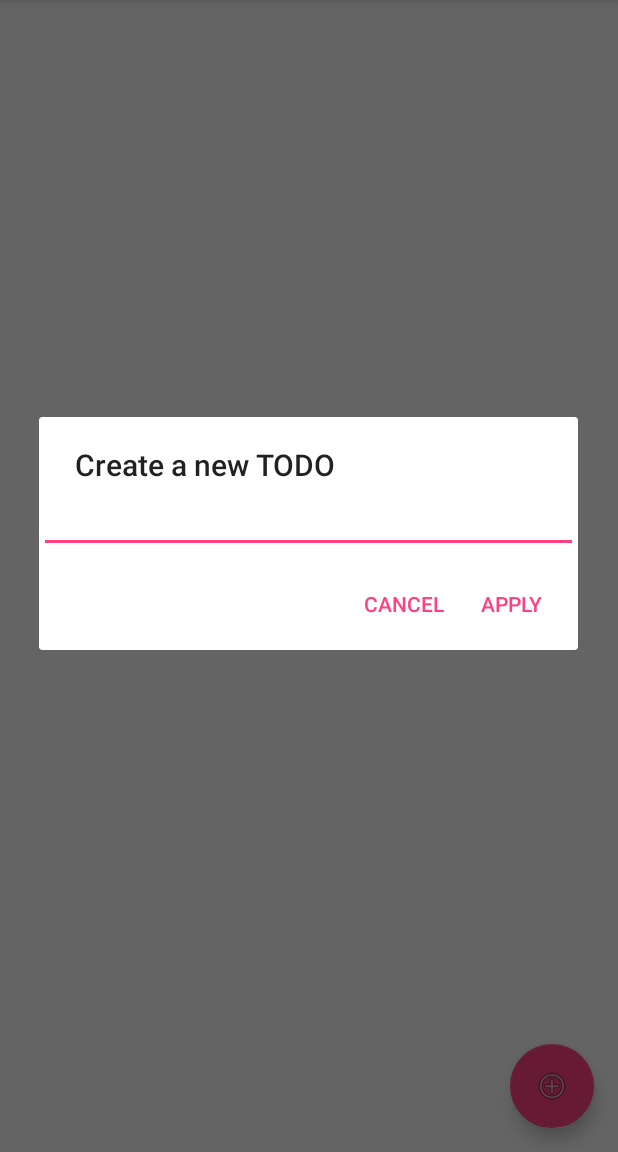
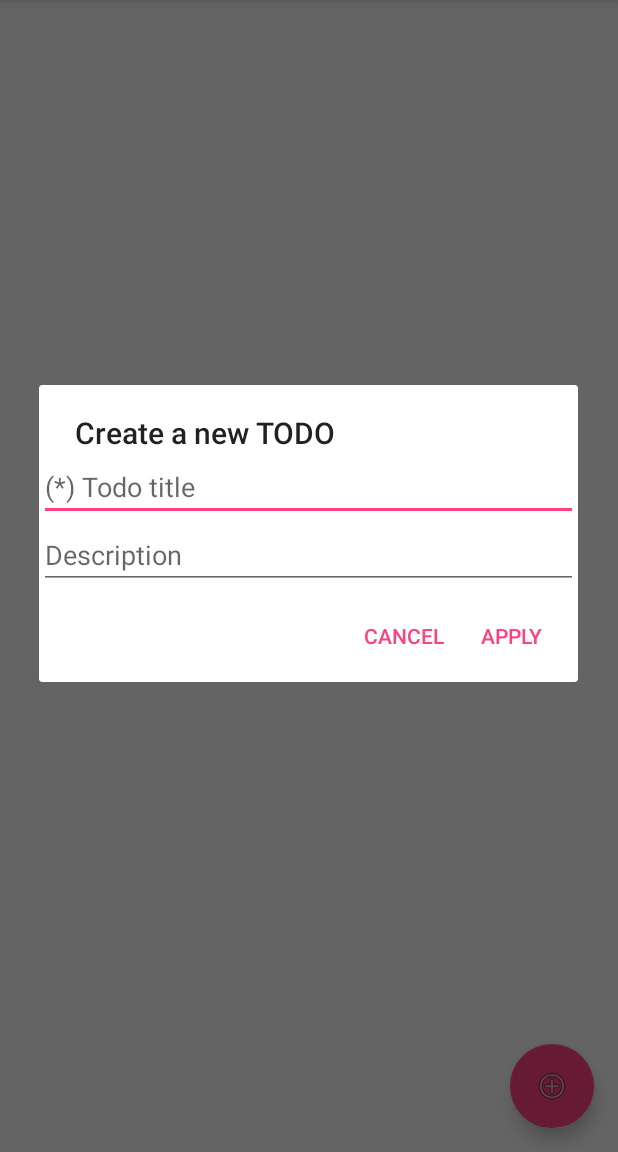
Before and after one commit to Lyukx/QuickTodo, an Android app: the screen it shows after launch (MainActivity), after a tap on an icon or button, on a phone screen of 412 x 824 dp, the part 84-1236 px from its top. Run offline under Robolectric (Android 15) with nearby library versions, the phone set to English and light mode, and no system bars.

Commit message:
add features description can be added

```diff
--- a/app/src/main/java/jp/ac/titech/itpro/sdl/powertodo/MainActivity.java
+++ b/app/src/main/java/jp/ac/titech/itpro/sdl/powertodo/MainActivity.java
@@ -9,6 +9,7 @@ import android.support.v7.app.AlertDialog;
 import android.support.v7.widget.DefaultItemAnimator;
 import android.support.v7.widget.LinearLayoutManager;
 import android.support.v7.widget.RecyclerView;
+import android.view.LayoutInflater;
 import android.view.View;
 import android.support.design.widget.NavigationView;
 import android.support.v4.view.GravityCompat;
@@ -19,6 +20,7 @@ import android.support.v7.widget.Toolbar;
 import android.view.Menu;
 import android.view.MenuItem;
 import android.widget.EditText;
+import android.widget.Toast;
 
 import java.util.ArrayList;
 import java.util.List;
@@ -43,15 +45,23 @@ public class MainActivity extends AppCompatActivity
         fab.setOnClickListener(new View.OnClickListener() {
             @Override
             public void onClick(View view) {
-                AlertDialog.Builder alertDialogBuilder = new AlertDialog.Builder(context);
-                final EditText editText = new EditText(context);
+                final AlertDialog.Builder alertDialogBuilder = new AlertDialog.Builder(context);
+                //final EditText editTitle = new EditText(context);
+                //final EditText editDescription = new EditText(context);
+
+                LayoutInflater inflater = LayoutInflater.from(context);
+                final View v = inflater.inflate(R.layout.create_new_todo, null);
 
                 alertDialogBuilder.setTitle("Create a new TODO")
-                        .setView(editText)
+                        .setView(v)
                         .setPositiveButton("Apply", new DialogInterface.OnClickListener() {
                             @Override
                             public void onClick(DialogInterface dialogInterface, int i) {
-                                Todo newTodo = new Todo(editText.getText().toString());
+                                EditText editTitle = (EditText) v.findViewById(R.id.editTitle);
+                                EditText editDescription = (EditText) v.findViewById(R.id.editDescription);
+                                Todo newTodo = new Todo(editTitle.getText().toString());
+                                String description = editDescription.getText().toString();
+                                newTodo.description = description;
                                 todoAdapter.addItem(newTodo);
                             }
                         })
--- a/app/src/main/java/jp/ac/titech/itpro/sdl/powertodo/Todo.java
+++ b/app/src/main/java/jp/ac/titech/itpro/sdl/powertodo/Todo.java
@@ -1,5 +1,6 @@
 package jp.ac.titech.itpro.sdl.powertodo;
 
+import java.text.SimpleDateFormat;
 import java.util.Date;
 
 /**
@@ -23,8 +24,12 @@ public class Todo {
     // Create a quick todoitem
     public Todo(String title){
         this.title = title;
-        this.description = "";
-        this.time = "";
+        this.time = getTime();
         this.done = false;
     }
+
+    private String getTime(){
+        SimpleDateFormat formatter = new SimpleDateFormat("yyyy/MM/dd");
+        return formatter.format(new java.util.Date());
+    }
 }
--- a/app/src/main/java/jp/ac/titech/itpro/sdl/powertodo/TodoAdapter.java
+++ b/app/src/main/java/jp/ac/titech/itpro/sdl/powertodo/TodoAdapter.java
@@ -65,7 +65,6 @@ public class TodoAdapter extends RecyclerView.Adapter<TodoAdapter.ViewHolder>{
         notifyDataSetChanged();
     }
 
-
     public static class ViewHolder extends RecyclerView.ViewHolder{
         public CheckBox todoCheck;
         public TextView description;
--- /dev/null
+++ b/app/src/main/res/layout/create_new_todo.xml
@@ -0,0 +1,22 @@
+<?xml version="1.0" encoding="utf-8"?>
+<LinearLayout xmlns:android="http://schemas.android.com/apk/res/android"
+    android:orientation="vertical" android:layout_width="match_parent"
+    android:layout_height="match_parent"
+    android:id="@+id/createDialog">
+
+    <EditText
+        android:id="@+id/editTitle"
+        android:layout_width="match_parent"
+        android:layout_height="wrap_content"
+        android:ems="10"
+        android:hint="(*) Todo title"
+        android:inputType="text" />
+
+    <EditText
+        android:id="@+id/editDescription"
+        android:layout_width="match_parent"
+        android:layout_height="wrap_content"
+        android:ems="10"
+        android:hint="Description"
+        android:inputType="text" />
+</LinearLayout>
--- a/app/src/main/res/menu/main.xml
+++ b/app/src/main/res/menu/main.xml
@@ -6,9 +6,4 @@
         android:icon="@android:drawable/ic_delete"
         android:title="@string/action_delete"
         app:showAsAction="never" />
-    <item
-        android:id="@+id/search"
-        android:icon="@drawable/ic_search_black_24dp"
-        android:title="@string/action_search"
-        app:showAsAction="never" />
 </menu>
```
